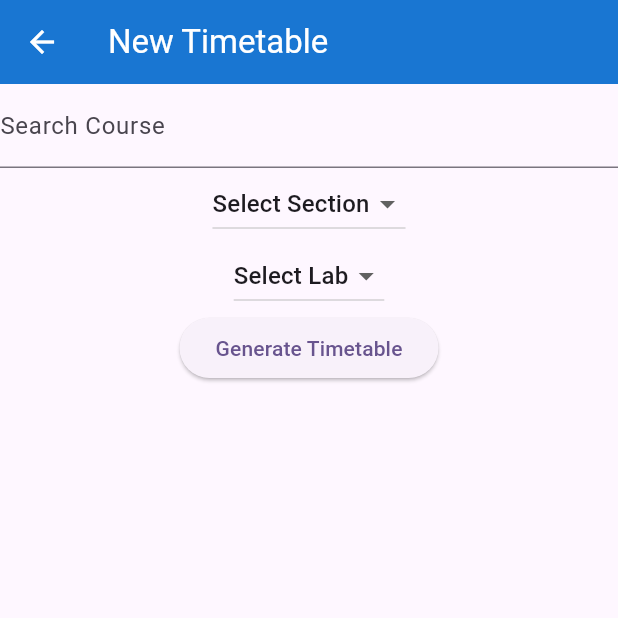
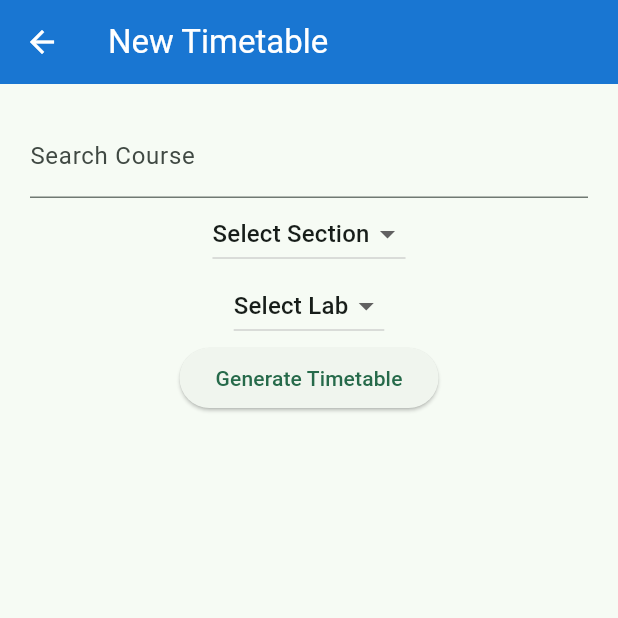
Before and after one commit to zhafranzainal/timetable_app, a Flutter app: the CreateTimetableScreen screen opened directly, on a phone screen of 412 x 824 dp, the top half of it. Run offline on Flutter 3.47's test engine with Material 3 defaults, Android fonts, the phone set to English and light mode, and no system bars; our stand-ins replace flutter_dotenv, supabase_flutter, table_calendar; missing offline and left inert: timetable_view; accounts and stored records are empty.

Commit message:
Add padding to create timetable screen

```diff
--- a/lib/main.dart
+++ b/lib/main.dart
@@ -28,7 +28,7 @@ class MyApp extends StatelessWidget {
     return MaterialApp(
       title: 'Timetable Planning App',
       theme: ThemeData(
-        colorScheme: ColorScheme.fromSeed(seedColor: Colors.deepPurple),
+        colorScheme: ColorScheme.fromSeed(seedColor: Colors.greenAccent),
         useMaterial3: true,
       ),
       debugShowCheckedModeBanner: false,
--- a/lib/screens/create_timetable_screen.dart
+++ b/lib/screens/create_timetable_screen.dart
@@ -36,7 +36,8 @@ class _CreateTimetableScreenState extends State<CreateTimetableScreen> {
           color: Colors.white,
         ),
       ),
-      body: Center(
+      body: Padding(
+        padding: const EdgeInsets.all(20),
         child: Column(
           mainAxisAlignment: MainAxisAlignment.center,
           children: <Widget>[
```
